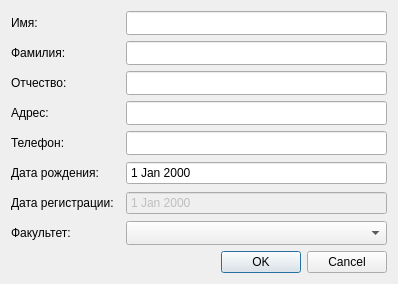
This is src/editaccountdialog.ui in libjournaldev/libjournal as Qt 5 draws it before an edit. The edited form follows.
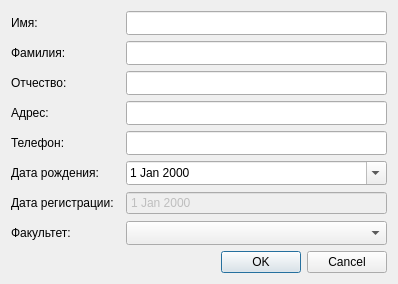
This is the edited form.

Diff of the .ui file:
```diff
--- a/src/editaccountdialog.ui
+++ b/src/editaccountdialog.ui
@@ -160,6 +160,9 @@
      <property name="keyboardTracking">
       <bool>true</bool>
      </property>
+     <property name="calendarPopup">
+      <bool>true</bool>
+     </property>
     </widget>
    </item>
    <item row="6" column="2">
```
Left out of the diff: 6 changed lines with no effect on the pictures.
